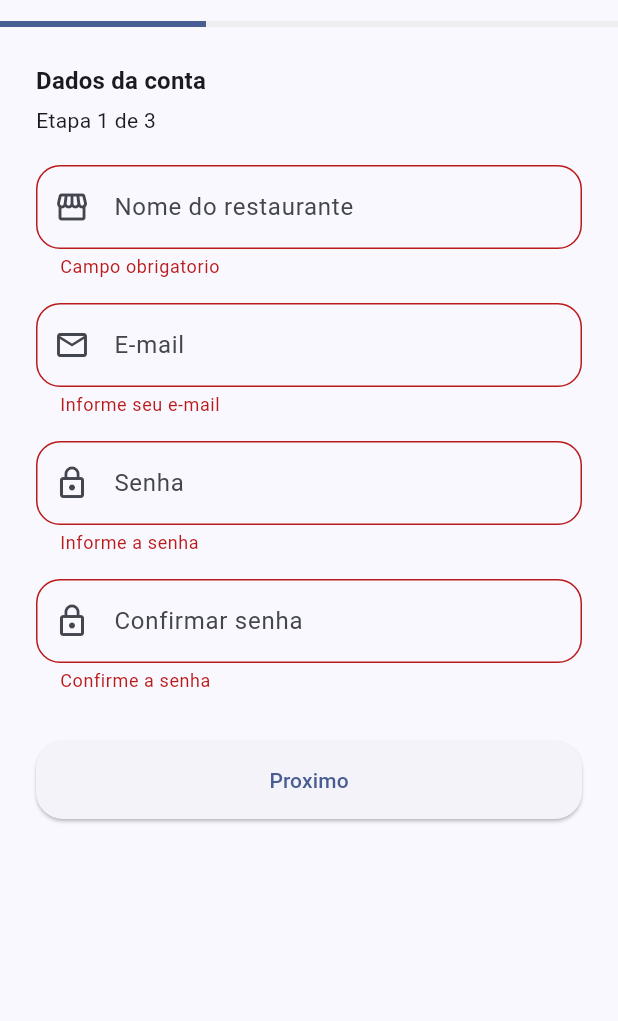
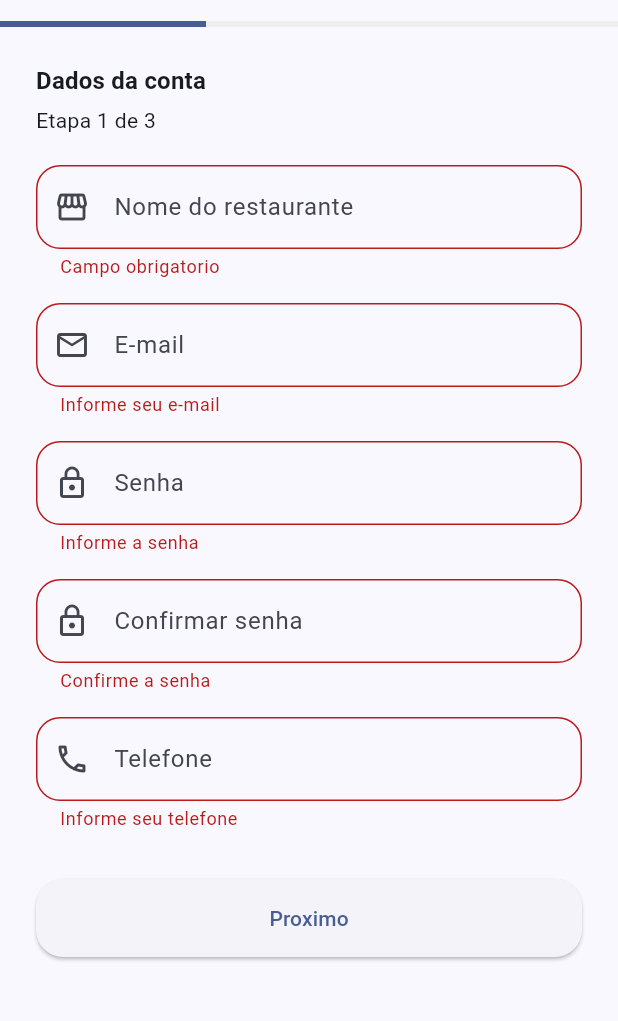
Before and after one commit to BrunooCrreia/delivery-app, a Flutter app: the RegisterRestauranteScreen screen opened by its route, after a tap on "Proximo", on a phone screen of 412 x 824 dp, the part 63-1084 px from its top. Run offline on Flutter 3.47's test engine with Material 3 defaults, Android fonts, the phone set to English and light mode, and no system bars; our stand-ins replace mask_text_input_formatter, shared_preferences; accounts and stored records are empty.

```diff
--- a/lib/core/resources/app_strings.dart
+++ b/lib/core/resources/app_strings.dart
@@ -22,6 +22,9 @@ class AppStrings {
   static const email = 'E-mail';
   static const informeEmail = 'Informe seu e-mail';
   static const emailInvalido = 'E-mail invalido';
+  static const telefone = 'Telefone';
+  static const informeTelefone = 'Informe seu telefone';
+  static const telefoneInvalido = 'Telefone invalido';
   static const senha = 'Senha';
   static const informeSenha = 'Informe a senha';
   static const minimo6Caracteres = 'Minimo 6 caracteres';
--- a/lib/screens/login_screen.dart
+++ b/lib/screens/login_screen.dart
@@ -154,7 +154,7 @@ class _LoginScreenState extends State<LoginScreen> {
                                   keyboardType: TextInputType.emailAddress,
                                   textInputAction: TextInputAction.next,
                                   decoration: InputDecoration(
-                                    labelText: 'E-mail ou telefone',
+                                    labelText: 'E-mail',
                                     labelStyle: labelStyle,
                                     prefixIcon: const Icon(
                                       Icons.person_outline,
--- a/lib/screens/register_restaurante/register_restaurante_controller.dart
+++ b/lib/screens/register_restaurante/register_restaurante_controller.dart
@@ -19,6 +19,7 @@ class RegisterRestauranteController extends ChangeNotifier {
   final formKey1 = GlobalKey<FormState>();
   final nomeController = TextEditingController();
   final emailController = TextEditingController();
+  final telefoneController = TextEditingController();
   final passwordController = TextEditingController();
   final confirmPasswordController = TextEditingController();
 
@@ -184,6 +185,7 @@ class RegisterRestauranteController extends ChangeNotifier {
     final result = await authService.register({
       'nome': nomeController.text.trim(),
       'email': emailController.text.trim(),
+      'telefone': _digitsOnly(telefoneController.text.trim()),
       'password': passwordController.text,
       'tipo': 'RESTAURANTE',
       'latitude': double.tryParse(latitudeController.text.trim()) ?? 0.0,
@@ -230,6 +232,7 @@ class RegisterRestauranteController extends ChangeNotifier {
 
     nomeController.dispose();
     emailController.dispose();
+    telefoneController.dispose();
     passwordController.dispose();
     confirmPasswordController.dispose();
 
--- a/lib/screens/register_restaurante/steps/step1_conta.dart
+++ b/lib/screens/register_restaurante/steps/step1_conta.dart
@@ -46,6 +46,7 @@ class Step1Conta extends StatelessWidget {
                 return null;
               },
             ),
+
             const SizedBox(height: 16),
             RegisterField(
               controller: controller.passwordController,
@@ -79,6 +80,23 @@ class Step1Conta extends StatelessWidget {
                 return null;
               },
             ),
+            const SizedBox(height: 16),
+            RegisterField(
+              controller: controller.telefoneController,
+              label: AppStrings.telefone,
+              icon: Icons.phone_outlined,
+              keyboardType: TextInputType.phone,
+              validator: (value) {
+                if (value == null || value.trim().isEmpty) {
+                  return AppStrings.informeTelefone;
+                }
+                final digits = value.replaceAll(RegExp(r'\D'), '');
+                if (digits.length < 10 || digits.length > 11) {
+                  return AppStrings.telefoneInvalido;
+                }
+                return null;
+              },
+            ),
             const SizedBox(height: 32),
             ElevatedButton(
               onPressed: () => controller.nextPage(controller.formKey1),
```
Also changed, not shown: lib/screens/register_entregador/register_entregador_controller.dart (+14 -1 lines), lib/screens/register_entregador/steps/step2_acesso.dart (+18 -0 lines).
